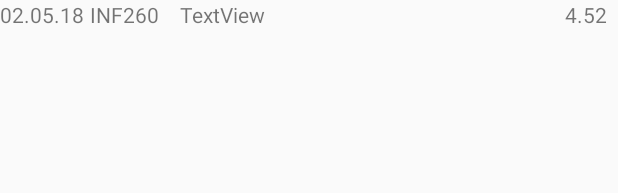
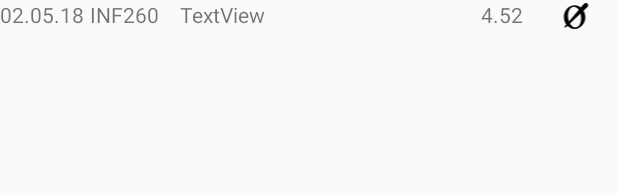
Before and after one commit to AlexanderWyss/SephirMobile, an Android app: the layout schooltest_table_layout.xml on its own in the app's theme, with its tools: preview values and no code run, on a phone screen of 412 x 824 dp. Shown: the top 193 px of the screen. Run offline under Robolectric (Android 15) with nearby library versions, the phone set to English and light mode, and no system bars; network calls fail.

Commit message:
Added Average Symbol

```diff
--- /dev/null
+++ b/app/src/main/res/drawable/ic_diameter_symbol.xml
@@ -0,0 +1,26 @@
+<vector xmlns:android="http://schemas.android.com/apk/res/android"
+    android:width="56dp"
+    android:height="61dp"
+    android:viewportWidth="56"
+    android:viewportHeight="61">
+  <path
+      android:pathData="M6.8942,49.7228L42.5062,8.2033C47.7738,2.062 54.6639,9.0513 49.4191,13.9449L9.0921,51.5714C6.6465,53.8532 4.7582,52.2131 6.8942,49.7228z"
+      android:strokeAlpha="1"
+      android:strokeLineJoin="miter"
+      android:strokeWidth="0.30000001"
+      android:fillColor="#000000"
+      android:strokeColor="#00000000"
+      android:fillType="evenOdd"
+      android:fillAlpha="1"
+      android:strokeLineCap="butt"/>
+  <path
+      android:pathData="M45.8156,32.5424C45.8156,45.0502 36.6073,55.2014 25.2615,55.2014C13.9157,55.2014 4.7075,45.0502 4.7075,32.5424C4.7075,20.0347 13.9157,9.8835 25.2615,9.8835C36.6073,9.8835 45.8156,20.0347 45.8156,32.5424zM37.554,30.8096C38.9762,41.6357 34.6235,51.1983 27.8381,52.1548C21.0526,53.1113 14.3913,45.1012 12.9691,34.2752C11.5468,23.4492 15.8996,13.8866 22.685,12.9301C29.4704,11.9736 36.1317,19.9836 37.554,30.8096z"
+      android:strokeAlpha="0.99"
+      android:strokeLineJoin="round"
+      android:strokeWidth="0.27368066"
+      android:fillColor="#000000"
+      android:strokeColor="#00000000"
+      android:fillType="evenOdd"
+      android:fillAlpha="0.99"
+      android:strokeLineCap="round"/>
+</vector>
--- a/app/src/main/res/layout/schooltest_table_layout.xml
+++ b/app/src/main/res/layout/schooltest_table_layout.xml
@@ -1,5 +1,6 @@
 <?xml version="1.0" encoding="utf-8"?>
 <LinearLayout xmlns:android="http://schemas.android.com/apk/res/android"
+    xmlns:app="http://schemas.android.com/apk/res-auto"
     android:layout_width="match_parent"
     android:layout_height="match_parent">
 
@@ -30,4 +31,11 @@
         android:layout_height="wrap_content"
         android:layout_weight="0"
         android:text="4.52" />
+
+    <ImageView
+        android:id="@+id/averageSymol"
+        android:layout_width="wrap_content"
+        android:layout_height="21dp"
+        android:layout_weight="0"
+        app:srcCompat="@drawable/ic_diameter_symbol" />
 </LinearLayout>
```
